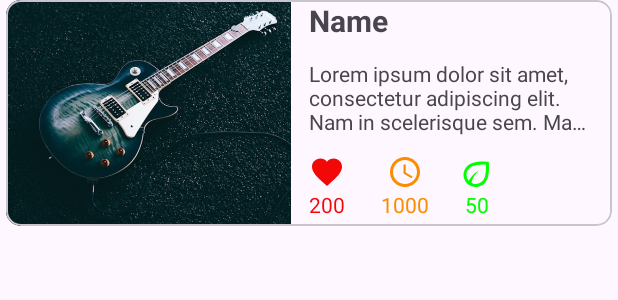
After one commit to rmalldt/android-topics-and-scribbles, an Android app: the layout rv_item.xml on its own in the app's theme, with its tools: preview values and no code run, on a phone screen of 412 x 824 dp. The commit adds this screen. Shown: the top 300 px of the screen. Run offline under Robolectric (Android 15) with nearby library versions, the phone set to English and light mode, and no system bars.

Commit message:
Added Section ReccylerViews in Topi UiCompmonents

```diff
--- a/app/src/main/java/com/rm/android_fundamentals/base/model/NavConstants.kt
+++ b/app/src/main/java/com/rm/android_fundamentals/base/model/NavConstants.kt
@@ -4,6 +4,7 @@ object NavConstants {
 
     const val T_UI_COMPONENTS = "UI components"
     const val S_LAYOUTS = "Layouts"
+    const val S_RECYCLER_VIEWS = "Recycler Views"
 
     const val T_APP_ENTRY_POINTS = "App entry points"
     const val S_SAVED_INSTANCE_STATE = "Saved instance state"
--- a/app/src/main/java/com/rm/android_fundamentals/base/model/NavDest.kt
+++ b/app/src/main/java/com/rm/android_fundamentals/base/model/NavDest.kt
@@ -12,6 +12,7 @@ import com.rm.android_fundamentals.base.model.NavConstants.S_LISTENER_WITHOUT_LI
 import com.rm.android_fundamentals.base.model.NavConstants.S_LIVEDATA
 import com.rm.android_fundamentals.base.model.NavConstants.S_MVC
 import com.rm.android_fundamentals.base.model.NavConstants.S_MVP
+import com.rm.android_fundamentals.base.model.NavConstants.S_RECYCLER_VIEWS
 import com.rm.android_fundamentals.base.model.NavConstants.S_REGISTER_ACTIVITY_FOR_RESULT
 import com.rm.android_fundamentals.base.model.NavConstants.S_SAVED_INSTANCE_STATE
 import com.rm.android_fundamentals.base.model.NavConstants.S_SAVED_STATE_HANDLE
@@ -49,10 +50,12 @@ sealed class NavDest(
 ) {
 
     data object Layouts : NavDest(NavDrawerSection(S_LAYOUTS, R.id.layoutsFragment))
+    data object RecyclerViews : NavDest(NavDrawerSection(S_RECYCLER_VIEWS, R.id.recyclerViewsFragment))
     data object UIComponents : NavDest(
         NavDrawerTopic(T_UI_COMPONENTS,
             listOf(
-                Layouts
+                Layouts,
+                RecyclerViews
             )
         )
     )
--- a/app/src/main/java/com/rm/android_fundamentals/topics/t3_architecturecomponents/s1_lifecycle/withlifecyclecomponent/LifecycleActivity.kt
+++ b/app/src/main/java/com/rm/android_fundamentals/topics/t3_architecturecomponents/s1_lifecycle/withlifecyclecomponent/LifecycleActivity.kt
@@ -8,7 +8,6 @@ import com.rm.android_fundamentals.utils.toast
 class LifecycleActivity : BaseActivity() {
 
     private lateinit var binding: ActivityLifecycleBinding
-
     private lateinit var myObserver: MyLifecycleObserver
 
     override fun onCreate(savedInstanceState: Bundle?) {
--- /dev/null
+++ b/app/src/main/res/layout/rv_item.xml
@@ -0,0 +1,132 @@
+<?xml version="1.0" encoding="utf-8"?>
+<androidx.constraintlayout.widget.ConstraintLayout
+    xmlns:android="http://schemas.android.com/apk/res/android"
+    xmlns:app="http://schemas.android.com/apk/res-auto"
+    android:layout_width="match_parent"
+    android:layout_height="wrap_content">
+
+    <com.google.android.material.card.MaterialCardView
+        android:id="@+id/cardViewConstraint"
+        android:layout_width="@dimen/dimen0dp"
+        android:layout_height="wrap_content"
+        android:layout_marginHorizontal="4dp"
+        android:elevation="1dp"
+        app:cardCornerRadius="10dp"
+        app:layout_constraintBottom_toBottomOf="parent"
+        app:layout_constraintEnd_toEndOf="parent"
+        app:layout_constraintStart_toStartOf="parent"
+        app:layout_constraintTop_toTopOf="parent"
+        app:strokeWidth="1dp">
+
+        <androidx.constraintlayout.widget.ConstraintLayout
+            android:layout_width="match_parent"
+            android:layout_height="match_parent">
+
+            <ImageView
+                android:id="@+id/ivRecipe"
+                android:layout_width="0dp"
+                android:layout_height="0dp"
+                android:scaleType="centerCrop"
+                android:src="@drawable/les_paul"
+                app:layout_constraintBottom_toBottomOf="parent"
+                app:layout_constraintStart_toStartOf="parent"
+                app:layout_constraintEnd_toStartOf="@+id/tvNameTitle"
+                app:layout_constraintTop_toTopOf="parent" />
+
+            <TextView
+                android:id="@+id/tvNameTitle"
+                android:layout_width="0dp"
+                android:layout_height="wrap_content"
+                android:layout_marginStart="12dp"
+                android:layout_marginEnd="12dp"
+                android:maxLines="2"
+                android:text="Name"
+                android:textSize="20sp"
+                android:textStyle="bold"
+                app:layout_constraintEnd_toEndOf="parent"
+                app:layout_constraintHorizontal_bias="0.14"
+                app:layout_constraintStart_toEndOf="@+id/ivRecipe"
+                app:layout_constraintTop_toTopOf="parent" />
+
+            <TextView
+                android:id="@+id/tvRecipeDescription"
+                android:layout_width="0dp"
+                android:layout_height="wrap_content"
+                android:layout_marginTop="12dp"
+                android:ellipsize="end"
+                android:maxLines="3"
+                android:text="@string/lorem_ipsum"
+                app:layout_constraintEnd_toEndOf="@+id/tvNameTitle"
+                app:layout_constraintStart_toStartOf="@+id/tvNameTitle"
+                app:layout_constraintTop_toBottomOf="@+id/tvNameTitle" />
+
+            <ImageView
+                android:id="@+id/ivLikes"
+                android:layout_width="wrap_content"
+                android:layout_height="wrap_content"
+                android:layout_marginTop="12dp"
+                android:layout_marginBottom="24dp"
+                app:layout_constraintBottom_toBottomOf="parent"
+                app:layout_constraintEnd_toEndOf="@+id/tvNoOfLikes"
+                app:layout_constraintStart_toStartOf="@+id/tvNoOfLikes"
+                app:layout_constraintTop_toBottomOf="@+id/tvRecipeDescription"
+                app:srcCompat="@drawable/ic_like_24"
+                app:tint="@color/red" />
+
+            <TextView
+                android:id="@+id/tvNoOfLikes"
+                android:layout_width="wrap_content"
+                android:layout_height="wrap_content"
+                android:text="200"
+                android:textAlignment="center"
+                android:textColor="@color/red"
+                app:layout_constraintStart_toStartOf="@+id/tvRecipeDescription"
+                app:layout_constraintTop_toBottomOf="@+id/ivLikes" />
+
+            <ImageView
+                android:id="@+id/ivCookingDuration"
+                android:layout_width="wrap_content"
+                android:layout_height="wrap_content"
+                app:layout_constraintEnd_toEndOf="@+id/tvCookingDuration"
+                app:layout_constraintStart_toStartOf="@+id/tvCookingDuration"
+                app:layout_constraintTop_toTopOf="@+id/ivLikes"
+                app:srcCompat="@drawable/ic_time_24"
+                app:tint="@color/orange" />
+
+            <TextView
+                android:id="@+id/tvCookingDuration"
+                android:layout_width="wrap_content"
+                android:layout_height="wrap_content"
+                android:layout_marginStart="24dp"
+                android:text="1000"
+                android:textAlignment="center"
+                android:textColor="@color/orange"
+                app:layout_constraintStart_toEndOf="@+id/tvNoOfLikes"
+                app:layout_constraintTop_toBottomOf="@+id/ivCookingDuration" />
+
+            <ImageView
+                android:id="@+id/ivVeg"
+                android:layout_width="wrap_content"
+                android:layout_height="wrap_content"
+                app:layout_constraintEnd_toEndOf="@+id/tvVeg"
+                app:layout_constraintStart_toStartOf="@+id/tvVeg"
+                app:layout_constraintTop_toTopOf="@+id/ivCookingDuration"
+                app:srcCompat="@drawable/ic_eco_24px"
+                app:tint="@color/green" />
+
+            <TextView
+                android:id="@+id/tvVeg"
+                android:layout_width="wrap_content"
+                android:layout_height="wrap_content"
+                android:layout_marginStart="24dp"
+                android:text="50"
+                android:textAlignment="center"
+                android:textColor="@color/green"
+                app:layout_constraintStart_toEndOf="@+id/tvCookingDuration"
+                app:layout_constraintTop_toBottomOf="@+id/ivVeg" />
+
+        </androidx.constraintlayout.widget.ConstraintLayout>
+
+    </com.google.android.material.card.MaterialCardView>
+
+</androidx.constraintlayout.widget.ConstraintLayout>
--- a/app/src/main/res/navigation/main_nav.xml
+++ b/app/src/main/res/navigation/main_nav.xml
@@ -14,4 +14,9 @@
         android:name="com.rm.android_fundamentals.topics.t1_uicomponents.layouts.LayoutsFragment"
         android:label="Layouts"
         tools:layout="@layout/fragment_layouts" />
+    <fragment
+        android:id="@+id/recyclerViewsFragment"
+        android:name="com.rm.android_fundamentals.topics.t1_uicomponents.viewpagers.RecyclerViewsFragment"
+        android:label="Recycler Views"
+        tools:layout="@layout/fragment_recycler_views" />
 </navigation>
```
Also changed, not shown: app/src/main/java/com/rm/android_fundamentals/topics/t1_uicomponents/viewpagers/RecyclerViewsFragment.kt (added, +59 -0 lines), app/src/main/java/com/rm/android_fundamentals/topics/t1_uicomponents/viewpagers/RvAdapter.kt (added, +56 -0 lines), app/src/main/java/com/rm/android_fundamentals/topics/t1_uicomponents/viewpagers/RvTestData.kt (added, +11 -0 lines), app/src/main/res/anim/rv_anim.xml (added, +10 -0 lines), app/src/main/res/layout/fragment_recycler_views.xml (added, +31 -0 lines), app/src/main/res/layout/recyclerview_item.xml (+24 -10 lines).
